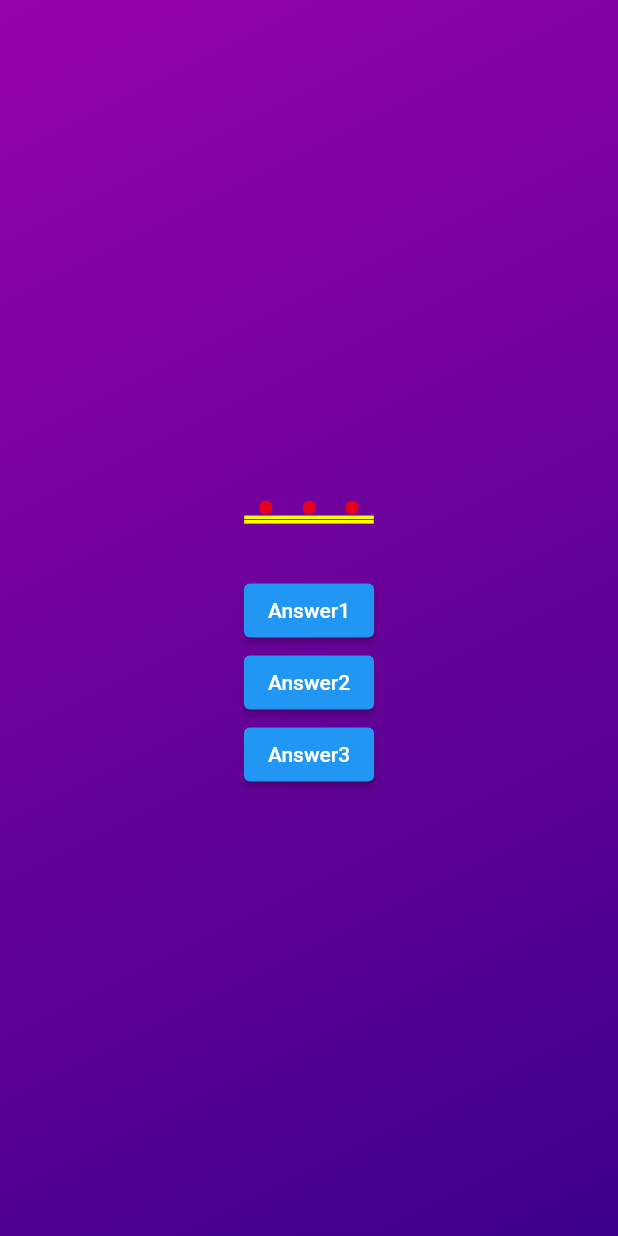
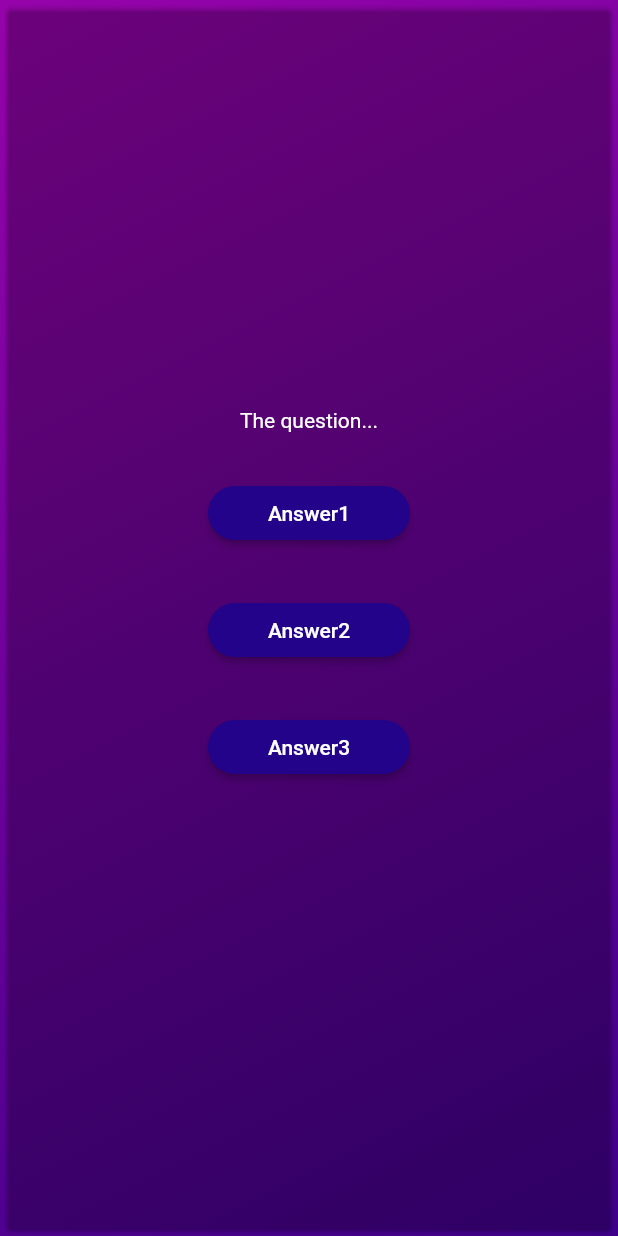
Before and after one commit to adilaziz986/QuizApp, a Flutter app: the screen it shows after launch, after a tap on "Start Quiz!", on a phone screen of 412 x 824 dp. Run offline on Flutter 3.47's test engine with Material 2 defaults, Android fonts, the phone set to English and light mode, and no system bars.

Commit message:
68 completed

```diff
--- /dev/null
+++ b/quiz_app/lib/answer_button.dart
@@ -0,0 +1,31 @@
+import 'package:flutter/material.dart';
+
+class AnswerButton extends StatelessWidget {
+  const AnswerButton({
+    super.key,
+    required this.answerText,
+    required this.onTap,
+  });
+
+  final String answerText;
+  final void Function() onTap;
+
+  @override
+  Widget build(BuildContext context) {
+    return ElevatedButton(
+      onPressed: onTap,
+      style: ElevatedButton.styleFrom(
+        padding: const EdgeInsets.symmetric(
+          horizontal: 40,
+          vertical: 10,
+        ),
+        backgroundColor: const Color.fromARGB(255, 34, 3, 137),
+        foregroundColor: Colors.white,
+        shape: RoundedRectangleBorder(
+          borderRadius: BorderRadius.circular(40),
+        ),
+      ),
+      child: Text(answerText),
+    );
+  }
+}
--- a/quiz_app/lib/question_screen.dart
+++ b/quiz_app/lib/question_screen.dart
@@ -1,4 +1,5 @@
 import 'package:flutter/material.dart';
+import 'package:quiz_app/answer_button.dart';
 
 class QuestionsScreen extends StatefulWidget {
   const QuestionsScreen({super.key});
@@ -10,28 +11,48 @@ class QuestionsScreen extends StatefulWidget {
 class _QuestionScreenState extends State<QuestionsScreen> {
   @override
   Widget build(BuildContext context) {
-    return SizedBox(
+    return Card(
+      color: Colors.transparent,
+      child: SizedBox(
         width: double.infinity,
+        child: Padding(
+          padding: const EdgeInsets.all(8.0),
           child: Column(
             mainAxisAlignment: MainAxisAlignment.center,
             children: [
-          Text("..."),
-          SizedBox(
+              const Text(
+                "The question...",
+                style: TextStyle(
+                  color: Colors.white,
+                ),
+              ),
+              const SizedBox(
                 height: 30,
               ),
-          ElevatedButton(
-            onPressed: () {},
-            child: Text("Answer1"),
+              AnswerButton(
+                answerText: "Answer1",
+                onTap: () {},
               ),
-          ElevatedButton(
-            onPressed: () {},
-            child: Text("Answer2"),
+              const SizedBox(
+                height: 30,
               ),
-          ElevatedButton(
-            onPressed: () {},
-            child: Text("Answer3"),
+              AnswerButton(
+                answerText: "Answer2",
+                onTap: () {},
+              ),
+              const SizedBox(
+                height: 30,
+              ),
+              AnswerButton(
+                answerText: "Answer3",
+                onTap: () {},
+              ),
+              const SizedBox(
+                height: 30,
               ),
             ],
+          ),
+        ),
       ),
     );
   }
```
Lines whose indentation alone changed are shown as unchanged.
